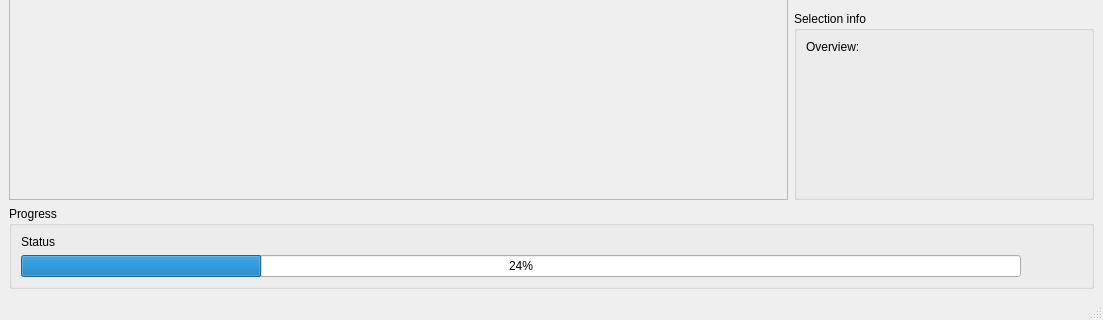
First picture: the form in gui/ui/thermalmesh2.ui, repository s-du/IRMapper, before the edit; both pictures show x 0 to 1103 and y 252 to 572 of the 1103 by 572 pixel window.
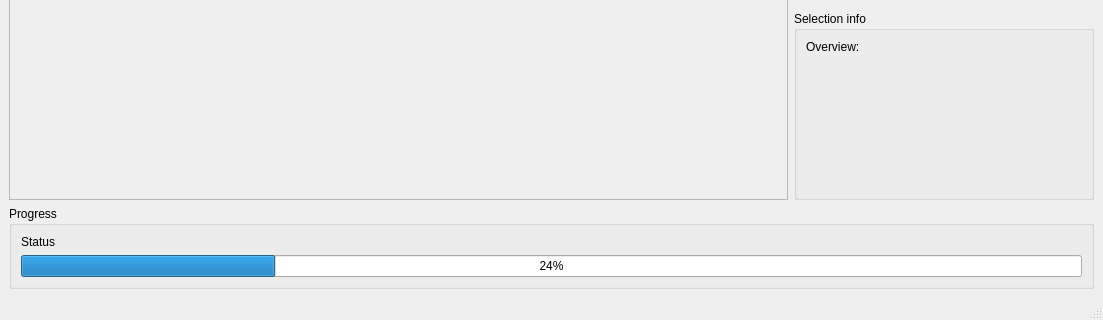
Second picture: the form after the edit.

```diff
--- a/gui/ui/thermalmesh2.ui
+++ b/gui/ui/thermalmesh2.ui
@@ -130,7 +130,7 @@
            </property>
            <property name="maximumSize">
             <size>
-             <width>1000</width>
+             <width>16777215</width>
              <height>16777215</height>
             </size>
            </property>
```
Left out of the diff: 2 changed lines with no effect on the pictures.
